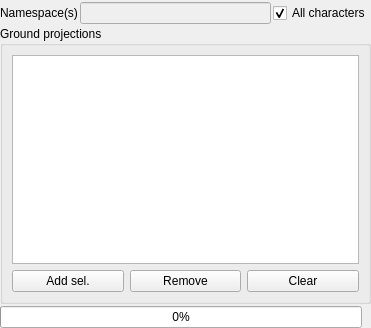
Qt form Maya/scripts/UI/tkWalk.ui (CyrilToonkit/Toonkit_Module_Base) before a commit.
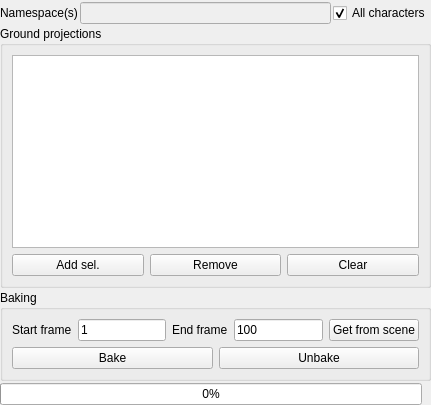
The same form after that commit. Icons and pictures are not drawn.

Commit message: Updated autowalk system to add baking feature

Patch:
```diff
--- a/Maya/scripts/UI/tkWalk.ui
+++ b/Maya/scripts/UI/tkWalk.ui
@@ -6,8 +6,8 @@
    <rect>
     <x>0</x>
     <y>0</y>
-    <width>371</width>
-    <height>328</height>
+    <width>431</width>
+    <height>405</height>
    </rect>
   </property>
   <property name="windowTitle">
@@ -106,6 +106,78 @@
      </layout>
     </widget>
    </item>
+   <item>
+    <widget class="QGroupBox" name="groupBox_2">
+     <property name="title">
+      <string>Baking</string>
+     </property>
+     <layout class="QVBoxLayout" name="verticalLayout_3">
+      <item>
+       <layout class="QHBoxLayout" name="horizontalLayout_3">
+        <property name="topMargin">
+         <number>0</number>
+        </property>
+        <item>
+         <widget class="QLabel" name="label_2">
+          <property name="text">
+           <string>Start frame</string>
+          </property>
+         </widget>
+        </item>
+        <item>
+         <widget class="QLineEdit" name="walkStartFrameLE">
+          <property name="text">
+           <string>1</string>
+          </property>
+         </widget>
+        </item>
+        <item>
+         <widget class="QLabel" name="label_3">
+          <property name="text">
+           <string>End frame</string>
+          </property>
+         </widget>
+        </item>
+        <item>
+         <widget class="QLineEdit" name="walkEndFrameLE">
+          <property name="text">
+           <string>100</string>
+          </property>
+         </widget>
+        </item>
+        <item>
+         <widget class="QPushButton" name="walkGetFromSceneBT">
+          <property name="text">
+           <string>Get from scene</string>
+          </property>
+         </widget>
+        </item>
+       </layout>
+      </item>
+      <item>
+       <layout class="QHBoxLayout" name="horizontalLayout_2">
+        <property name="topMargin">
+         <number>0</number>
+        </property>
+        <item>
+         <widget class="QPushButton" name="walkBakeBT">
+          <property name="text">
+           <string>Bake</string>
+          </property>
+         </widget>
+        </item>
+        <item>
+         <widget class="QPushButton" name="walkUnbakeBT">
+          <property name="text">
+           <string>Unbake</string>
+          </property>
+         </widget>
+        </item>
+       </layout>
+      </item>
+     </layout>
+    </widget>
+   </item>
    <item>
     <layout class="QHBoxLayout" name="horizontalLayout_7">
      <property name="sizeConstraint">
```
The commit also changes 6 other files.
